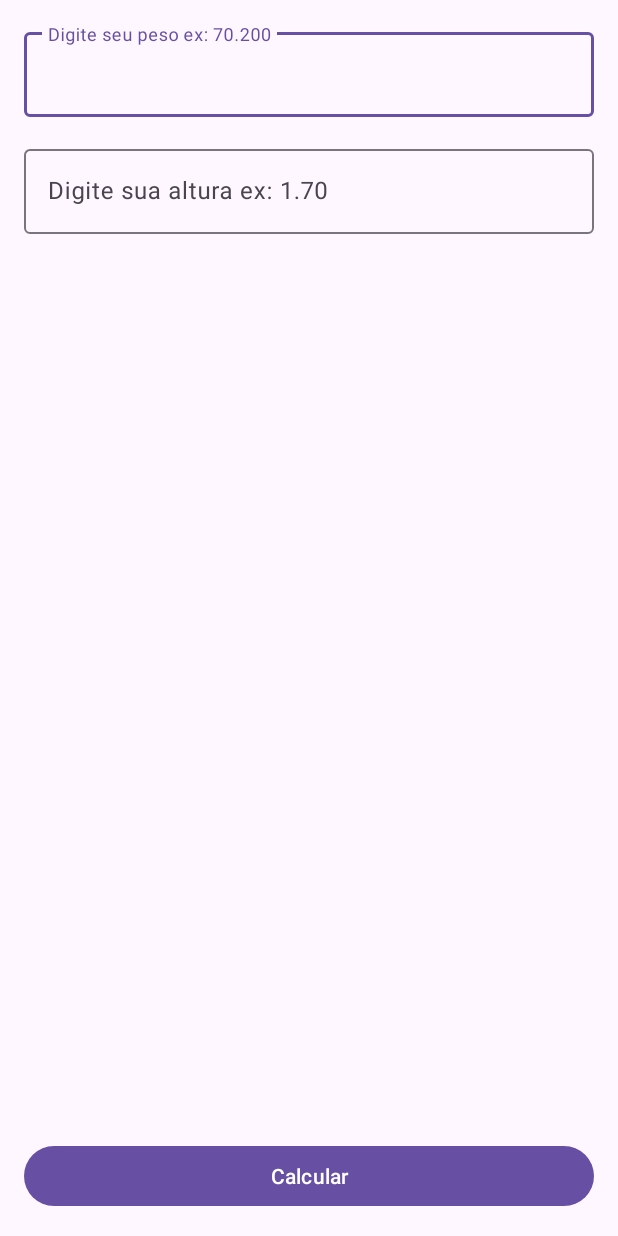
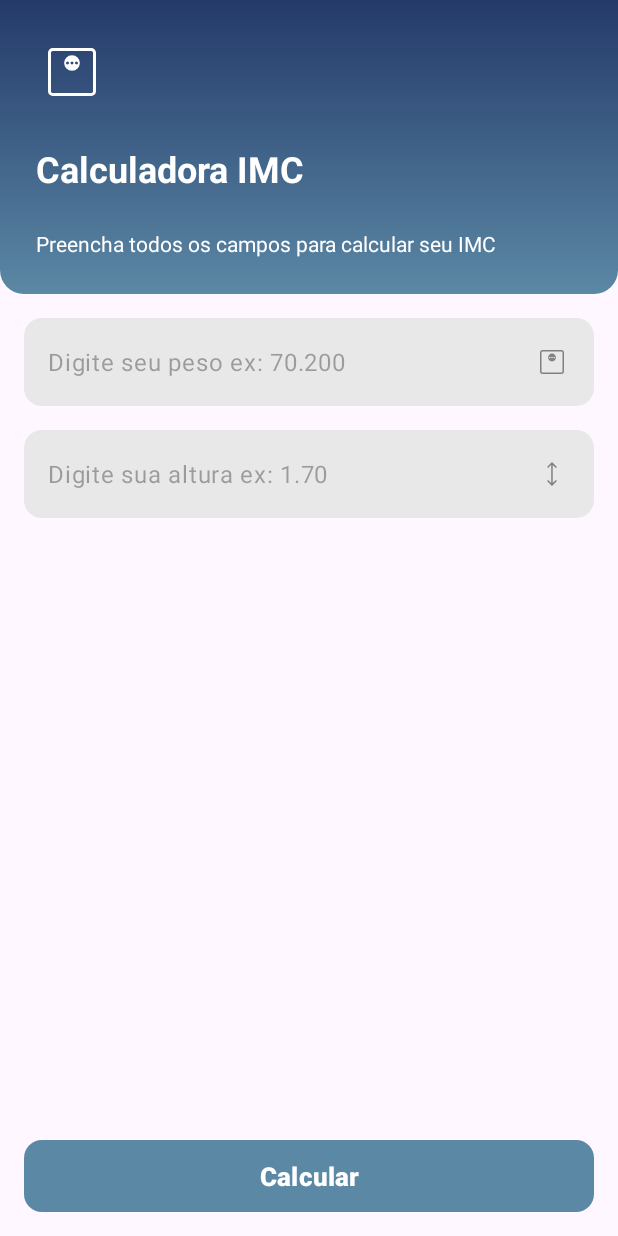
Before and after one commit to andrefpb0403/CalculadoraIMC, an Android app: the screen it shows after launch (MainActivity), on a phone screen of 412 x 824 dp. Run offline under Robolectric (Android 15) with nearby library versions, the phone set to English and light mode, and no system bars.

Commit message:
Finalização do app:
- Mudança de cores
- Adição da lógica para que a classificação seja mostrada ao usuário com alerta de cor
- finalização do UI e UX

```diff
--- a/app/src/main/java/com/comunidadedevspace/imc/MainActivity.kt
+++ b/app/src/main/java/com/comunidadedevspace/imc/MainActivity.kt
@@ -55,12 +55,7 @@ class MainActivity : AppCompatActivity() {
                 startActivity(intent)
             }
 
-
-
-
-
         }
-
 
     }
 }
--- /dev/null
+++ b/app/src/main/res/drawable/gradient_bg.xml
@@ -0,0 +1,11 @@
+<?xml version="1.0" encoding="utf-8"?>
+<shape xmlns:android="http://schemas.android.com/apk/res/android">
+    <corners android:topLeftRadius="0dp"
+        android:topRightRadius="0dp"
+        android:bottomLeftRadius="16dp"
+        android:bottomRightRadius="16dp" />
+
+    <gradient android:startColor="@color/primary_400"
+        android:endColor="@color/primary_900"
+        android:angle="90" />
+</shape>
--- /dev/null
+++ b/app/src/main/res/drawable/ic_altura.xml
@@ -0,0 +1,9 @@
+<vector xmlns:android="http://schemas.android.com/apk/res/android"
+    android:width="24dp"
+    android:height="24dp"
+    android:viewportWidth="960"
+    android:viewportHeight="960">
+  <path
+      android:pathData="M479.23,800 L347.69,668.46l27.54,-27.54 84,82.23v-487.07l-83.23,83 -27.54,-27.54L480,160l131.54,131.54 -28.31,28.54 -84,-83.23v486.3l84,-82.23 27.54,27.54L479.23,800Z"
+      android:fillColor="#FF808080"/>
+</vector>
--- /dev/null
+++ b/app/src/main/res/drawable/ic_peso.xml
@@ -0,0 +1,9 @@
+<vector xmlns:android="http://schemas.android.com/apk/res/android"
+    android:width="24dp"
+    android:height="24dp"
+    android:viewportWidth="960"
+    android:viewportHeight="960">
+  <path
+      android:pathData="M480,464.62q43.85,0 74.23,-30.39 30.39,-30.38 30.39,-74.23 0,-43.85 -30.39,-74.23 -30.38,-30.39 -74.23,-30.39 -43.85,0 -74.23,30.39 -30.39,30.38 -30.39,74.23 0,43.85 30.39,74.23 30.38,30.39 74.23,30.39ZM420,380q-8,0 -14,-6t-6,-14q0,-8 6,-14t14,-6q8,0 14,6t6,14q0,8 -6,14t-14,6ZM480,380q-8,0 -14,-6t-6,-14q0,-8 6,-14t14,-6q8,0 14,6t6,14q0,8 -6,14t-14,6ZM540,380q-8,0 -14,-6t-6,-14q0,-8 6,-14t14,-6q8,0 14,6t6,14q0,8 -6,14t-14,6ZM224.62,800q-27.62,0 -46.12,-18.5Q160,763 160,735.38v-510.76q0,-27.62 18.5,-46.12Q197,160 224.62,160h510.76q27.62,0 46.12,18.5Q800,197 800,224.62v510.76q0,27.62 -18.5,46.12Q763,800 735.38,800L224.62,800ZM224.62,760h510.76q9.24,0 16.93,-7.69 7.69,-7.69 7.69,-16.93v-510.76q0,-9.24 -7.69,-16.93 -7.69,-7.69 -16.93,-7.69L224.62,200q-9.24,0 -16.93,7.69 -7.69,7.69 -7.69,16.93v510.76q0,9.24 7.69,16.93 7.69,7.69 16.93,7.69ZM200,200v560,-560Z"
+      android:fillColor="#FF808080"/>
+</vector>
--- /dev/null
+++ b/app/src/main/res/drawable/rounded_bg.xml
@@ -0,0 +1,5 @@
+<?xml version="1.0" encoding="utf-8"?>
+<shape xmlns:android="http://schemas.android.com/apk/res/android">
+    <solid android:color="#E8E8E8" />
+    <corners android:radius="12dp" />
+</shape>
--- a/app/src/main/res/layout/activity_main.xml
+++ b/app/src/main/res/layout/activity_main.xml
@@ -6,14 +6,62 @@
     android:layout_height="match_parent"
     tools:context=".MainActivity">
 
+    <LinearLayout
+        android:id="@+id/vg_header"
+        android:layout_width="match_parent"
+        android:orientation="vertical"
+        android:background="@drawable/gradient_bg"
+        android:layout_height="wrap_content"
+        android:layout_marginBottom="24dp"
+        app:layout_constraintEnd_toEndOf="parent"
+        app:layout_constraintStart_toStartOf="parent"
+        app:layout_constraintTop_toTopOf="parent">
+
+        <ImageView
+            android:id="@+id/ic_peso"
+            android:src="@drawable/ic_peso"
+            android:layout_marginStart="24dp"
+            android:layout_marginBottom="16dp"
+            android:layout_marginTop="24dp"
+            android:layout_width="48dp"
+            android:layout_height="48dp"
+            android:layout_margin="24dp"
+            app:tint="@color/white" />
+
+        <TextView
+            android:text="Calculadora IMC"
+            android:layout_marginStart="24dp"
+            android:layout_width="wrap_content"
+            android:layout_height="wrap_content"
+            android:textColor="@color/white"
+            android:textSize="24sp"
+            android:textStyle="bold"/>
+
+        <TextView
+            android:layout_width="wrap_content"
+            android:layout_height="wrap_content"
+            android:layout_margin="24dp"
+            android:text="Preencha todos os campos para calcular seu IMC"
+            android:textColor="@color/white"
+            android:layout_marginStart="24dp"
+            android:layout_marginEnd="24dp"
+            android:layout_marginBottom="48dp"
+            android:layout_marginTop="8dp"/>
+
+    </LinearLayout>
+
     <Button
         android:id="@+id/btn_calcular"
+        android:background="@drawable/rounded_bg"
         android:layout_width="match_parent"
         android:layout_height="wrap_content"
         android:layout_marginStart="16dp"
         android:layout_marginEnd="16dp"
         android:layout_marginBottom="16dp"
         android:text="Calcular"
+        android:textStyle="bold"
+        android:textSize="17sp"
+        android:backgroundTint="@color/primary_900"
         app:layout_constraintBottom_toBottomOf="parent"
         app:layout_constraintEnd_toEndOf="parent"
         app:layout_constraintHorizontal_bias="0.5"
@@ -24,36 +72,41 @@
         android:layout_width="match_parent"
         android:layout_height="wrap_content"
         android:layout_marginStart="16dp"
-        android:layout_marginTop="16dp"
         android:layout_marginEnd="16dp"
+        android:layout_marginTop="24dp"
+        android:layout_margin="16dp"
+        app:hintEnabled="false"
         app:layout_constraintEnd_toEndOf="parent"
-        app:layout_constraintHorizontal_bias="0.5"
         app:layout_constraintStart_toStartOf="parent"
-        app:layout_constraintTop_toTopOf="parent">
+        app:layout_constraintTop_toBottomOf="@+id/vg_header">
 
         <com.google.android.material.textfield.TextInputEditText
             android:id="@+id/edt_peso"
             android:layout_width="match_parent"
             android:layout_height="wrap_content"
+            android:background="@drawable/rounded_bg"
+            android:drawableEnd="@drawable/ic_peso"
             android:hint="Digite seu peso ex: 70.200"
-            android:inputType="numberDecimal" />
+            android:inputType="numberDecimal"
+            android:maxLength="6" />
     </com.google.android.material.textfield.TextInputLayout>
 
     <com.google.android.material.textfield.TextInputLayout
         android:layout_width="match_parent"
         android:layout_height="wrap_content"
-        android:layout_marginStart="16dp"
-        android:layout_marginTop="16dp"
-        android:layout_marginEnd="16dp"
+        android:layout_margin="16dp"
+        app:hintEnabled="false"
         app:layout_constraintEnd_toEndOf="parent"
-        app:layout_constraintHorizontal_bias="0.5"
         app:layout_constraintStart_toStartOf="parent"
         app:layout_constraintTop_toBottomOf="@+id/textInputLayout">
 
         <com.google.android.material.textfield.TextInputEditText
             android:id="@+id/edt_altura"
+            android:drawableEnd="@drawable/ic_altura"
+            android:maxLength="4"
             android:layout_width="match_parent"
             android:layout_height="wrap_content"
+            android:background="@drawable/rounded_bg"
             android:hint="Digite sua altura ex: 1.70"
             android:inputType="numberDecimal" />
     </com.google.android.material.textfield.TextInputLayout>
--- a/app/src/main/res/values-night/themes.xml
+++ b/app/src/main/res/values-night/themes.xml
@@ -2,6 +2,7 @@
     <!-- Base application theme. -->
     <style name="Base.Theme.Calculadoraimc" parent="Theme.Material3.DayNight.NoActionBar">
         <!-- Customize your dark theme here. -->
-        <!-- <item name="colorPrimary">@color/my_dark_primary</item> -->
+        <item name="colorPrimary">@color/primary_400</item>
+        <item name="android:statusBarColor">@color/primary_900</item>
     </style>
 </resources>
--- a/app/src/main/res/values/colors.xml
+++ b/app/src/main/res/values/colors.xml
@@ -2,4 +2,12 @@
 <resources>
     <color name="black">#FF000000</color>
     <color name="white">#FFFFFFFF</color>
+
+    <color name="primary_400">#5b88a5</color>
+    <color name="primary_900">#243a69</color>
+    <color name="magreza">#ff0000</color>"
+    <color name="normal">#8BC34A</color>"
+    <color name="sobrepeso">#FFEB3B</color>"
+    <color name="obesidade1">#ff0000</color>"
+    <color name="obesidadegrave">#ff0000</color>"
 </resources>
--- a/app/src/main/res/values/themes.xml
+++ b/app/src/main/res/values/themes.xml
@@ -2,7 +2,9 @@
     <!-- Base application theme. -->
     <style name="Base.Theme.Calculadoraimc" parent="Theme.Material3.DayNight.NoActionBar">
         <!-- Customize your light theme here. -->
-        <!-- <item name="colorPrimary">@color/my_light_primary</item> -->
+      <item name="colorPrimary">@color/primary_400</item>
+      <item name="android:statusBarColor">@color/primary_900</item>
+
     </style>
 
     <style name="Theme.Calculadoraimc" parent="Base.Theme.Calculadoraimc" />
```
Also changed, not shown: app/src/main/java/com/comunidadedevspace/imc/ResultadoActivity.kt (+9 -10 lines), app/src/main/res/layout/activity_resultado.xml (+59 -7 lines).
